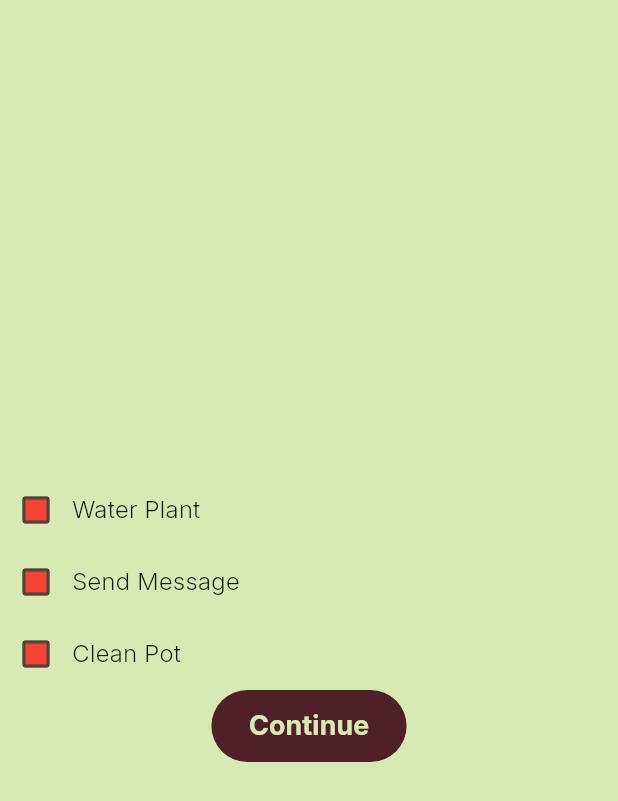
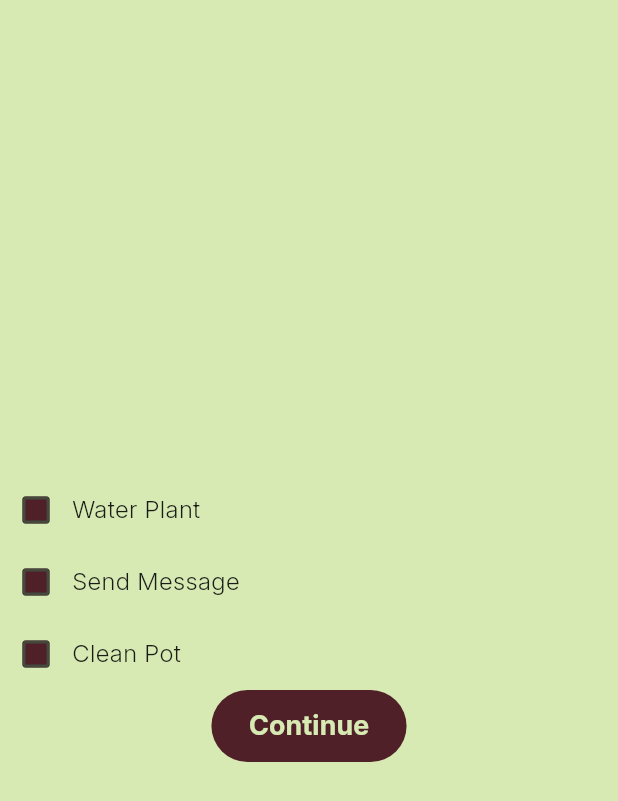
Before and after one commit to maureensanchez99/we_hack2025, a Flutter app: the DailyReminder screen opened directly, on a phone screen of 412 x 824 dp. Shown: the top 801 px of the screen. Run offline on Flutter 3.47's test engine with Material 3 defaults, Android fonts, the phone set to English and light mode, and no system bars; our stand-ins replace flutter_svg, shared_preferences; accounts and stored records are empty.

```diff
--- a/lib/pages/daily_reminder.dart
+++ b/lib/pages/daily_reminder.dart
@@ -1,5 +1,5 @@
 import 'package:flutter/material.dart';
-import 'package:flutter_svg/flutter_svg.dart';
+//import 'package:flutter_svg/flutter_svg.dart';
 
 class DailyReminder extends StatelessWidget {
   const DailyReminder({super.key});
@@ -62,9 +62,7 @@ class _CheckboxState extends State<CheckboxSet> {
     // person.name = 'Shilpa';
     // String newString = 'This is my name: ${person.name}';
 
-    String
-
-    Color; getColor(Set<WidgetState> states) {
+    getColor(Set<WidgetState> states) {
       const Set<WidgetState> interactiveStates = <WidgetState> {
         WidgetState.pressed,
         WidgetState.hovered,
@@ -72,18 +70,18 @@ class _CheckboxState extends State<CheckboxSet> {
       };
       if(states.any(interactiveStates.contains)){
         // Change to fit theme
-        return Colors.blue;
+        return Color(0xFF4F2027);
       }
       // Change to fit theme
-      return Colors.red;
+      return Color(0xFF4F2027);
     }
 
     return Row(
       mainAxisAlignment: MainAxisAlignment.start,
       children: [
         Checkbox(
-          checkColor: Colors.white,
-          fillColor: MaterialStateProperty.resolveWith(getColor),
+          checkColor: Color(0xFFD7EAB4),
+          fillColor: WidgetStateProperty.resolveWith(getColor),
           value: isChecked,
           onChanged: (bool? value) {
             setState(() {
```
